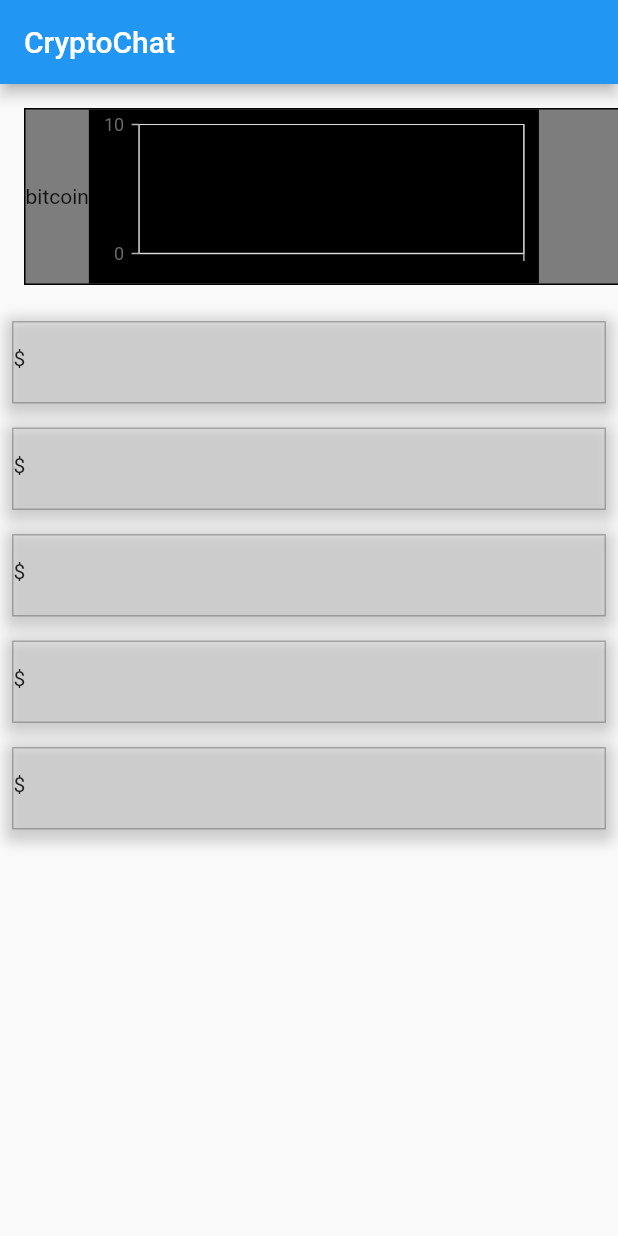
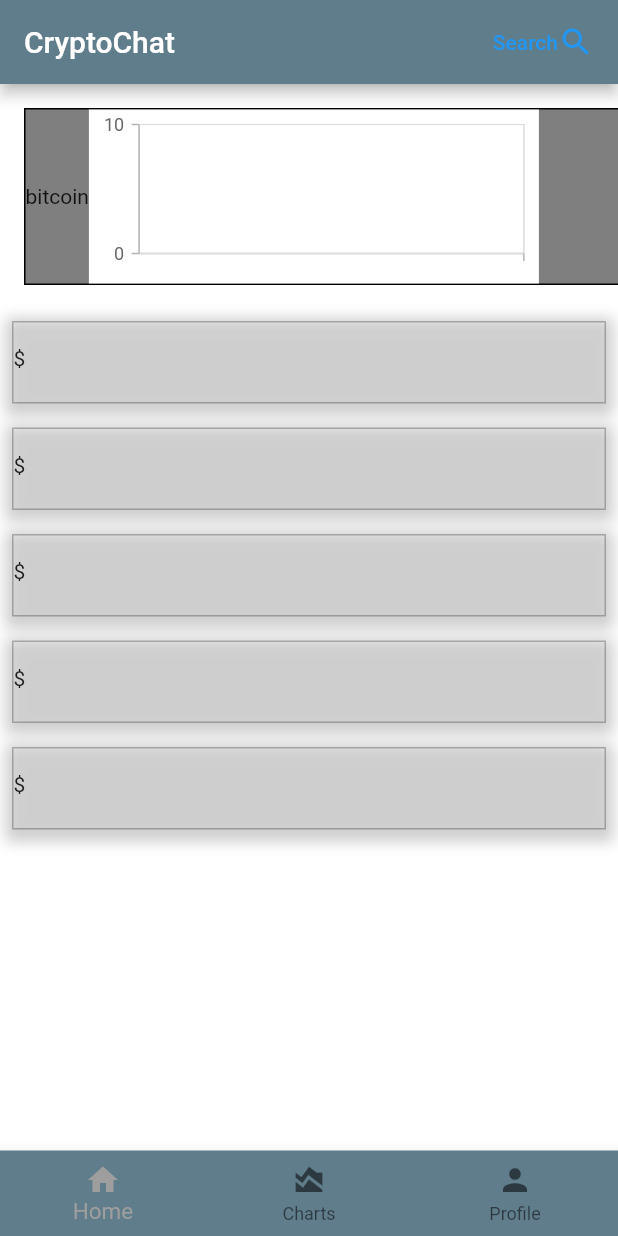
Before and after one commit to johnstennett24/CryptoChat, a Flutter app: the screen it shows after launch, on a phone screen of 412 x 824 dp. Run offline on Flutter 3.47's test engine with Material 2 defaults, Android fonts, the phone set to English and light mode, and no system bars; our stand-ins replace syncfusion_flutter_charts; network calls fail.

Commit message:
added bottom app bar and updated other files

```diff
--- /dev/null
+++ b/lib/BottomAppBar.dart
@@ -0,0 +1,37 @@
+import 'package:flutter/material.dart';
+import 'package:cupertino_icons/cupertino_icons.dart';
+
+class BottomAppBar extends StatefulWidget {
+  const BottomAppBar({Key? key}) : super(key: key);
+
+  @override
+  State<BottomAppBar> createState() => _BottomAppBarState();
+}
+
+class _BottomAppBarState extends State<BottomAppBar> {
+  List<BottomNavigationBarItem> items = [
+    const BottomNavigationBarItem(icon: Icon(Icons.home), label: "Home"),
+    const BottomNavigationBarItem(
+        icon: Icon(Icons.area_chart), label: "Charts"),
+    const BottomNavigationBarItem(icon: Icon(Icons.person), label: "Profile"),
+  ];
+  var _selectedindex = 0;
+
+  void _onItemTapped(int index) {
+    setState(() {
+      _selectedindex = index;
+    });
+  }
+
+  @override
+  Widget build(BuildContext context) {
+    return BottomNavigationBar(
+      backgroundColor: Colors.blueGrey,
+      items: items,
+      selectedFontSize: 15,
+      selectedItemColor: Colors.grey,
+      currentIndex: _selectedindex,
+      onTap: _onItemTapped,
+    );
+  }
+}
--- a/lib/CryptoChart.dart
+++ b/lib/CryptoChart.dart
@@ -39,8 +39,6 @@
 
   @override
   Widget build(BuildContext context) {
-    //var data = ds.getData(widget.currency, ds.getDate());
-
     BoxDecoration myBoxDecoration() {
       return BoxDecoration(
         border: Border.all(
@@ -70,7 +68,7 @@
                 yValueMapper: (CryptoPrice data, _) => data.price,
               )
             ],
-            backgroundColor: Colors.black,
+            backgroundColor: Colors.white,
           ),
         ],
       ),
--- a/lib/HomePage.dart
+++ b/lib/HomePage.dart
@@ -1,6 +1,7 @@
 import 'package:flutter/material.dart';
 import 'package:crypto_web_app/CryptoChart.dart';
 import 'package:crypto_web_app/CurrentPrice.dart';
+import 'package:crypto_web_app/BottomAppBar.dart' as bottom;
 
 /// This is the HomePage widget that will show when the app is started.
 /// The HomePage is a stateful widget that shows the other two widgets
@@ -19,7 +20,9 @@
   @override
   Widget build(BuildContext context) {
     return Scaffold(
+      backgroundColor: Colors.white,
       appBar: AppBar(
+        backgroundColor: Colors.blueGrey,
         centerTitle: false,
         title: const Text("CryptoChat"),
         actions: [
@@ -42,6 +45,7 @@
           ),
         ],
       ),
+      bottomNavigationBar: const bottom.BottomAppBar(),
       body: Column(
         mainAxisAlignment: MainAxisAlignment.start,
         crossAxisAlignment: CrossAxisAlignment.center,
```
